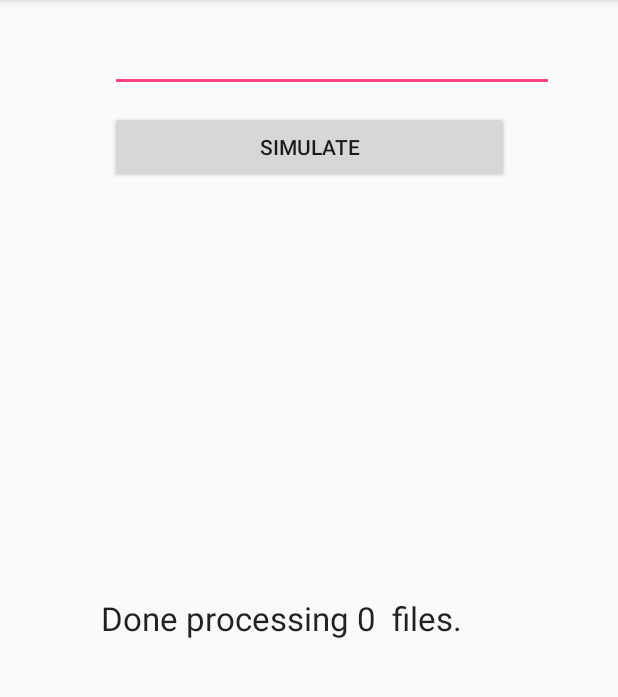
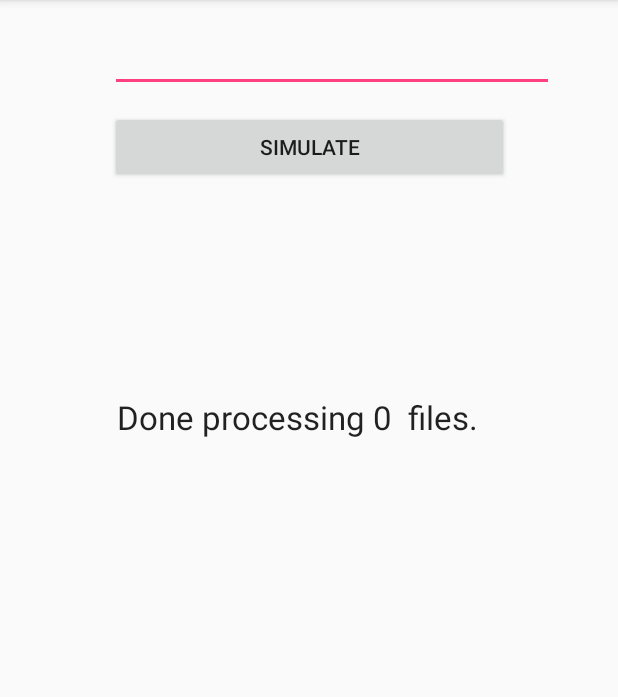
Before and after one commit to dipankarghosh28/Android-AsyncTask, an Android app: the screen it shows after launch (MainActivity), after a tap on "SIMULATE", on a phone screen of 412 x 824 dp, the part 84-781 px from its top. Run offline under Robolectric (Android 15) with nearby library versions, the phone set to English and light mode, and no system bars; Roboto replaces fonts that are not available here; 1 statement that could not run was skipped.

Commit message:
New AsyncFiles

```diff
--- a/Threads/app/src/main/java/com/example/dipankarghosh/threads/MainActivity.java
+++ b/Threads/app/src/main/java/com/example/dipankarghosh/threads/MainActivity.java
@@ -13,6 +13,7 @@ public class MainActivity extends AppCompatActivity implements View.OnClickListe
 
     EditText editText;
     TextView txtDisplay;
+    TextView txt2;
     private Button mButton;
     @Override
     protected void onCreate(Bundle savedInstanceState) {
@@ -23,6 +24,7 @@ public class MainActivity extends AppCompatActivity implements View.OnClickListe
         mButton.setOnClickListener(this);
         editText = (EditText) findViewById(R.id.editText);
         txtDisplay = (TextView) findViewById(R.id.txtDisplay);
+        txt2 = (TextView) findViewById(R.id.txt2);
 
     }
 
@@ -96,6 +98,8 @@ public class MainActivity extends AppCompatActivity implements View.OnClickListe
         @Override
         protected void onProgressUpdate(Integer... values) {
             txtDisplay.setText(values[0] + " Files Processed. ");
+            txt2.setText("Inside OnProgress Currently ");
+
         }
 
         @Override
--- a/Threads/app/src/main/res/layout/activity_main.xml
+++ b/Threads/app/src/main/res/layout/activity_main.xml
@@ -23,17 +23,18 @@
     <TextView
         android:id="@+id/txtDisplay"
         android:layout_width="256dp"
-        android:layout_height="61dp"
-        android:layout_marginBottom="309dp"
-        android:layout_marginEnd="61dp"
-        android:layout_marginLeft="67dp"
-        android:layout_marginRight="61dp"
-        android:layout_marginStart="67dp"
+        android:layout_height="30dp"
+        android:layout_marginBottom="20dp"
+        android:layout_marginEnd="64dp"
+        android:layout_marginLeft="64dp"
+        android:layout_marginRight="64dp"
+        android:layout_marginStart="64dp"
+        android:layout_marginTop="13dp"
         android:textAppearance="@style/TextAppearance.AppCompat.Large"
-        app:layout_constraintBottom_toBottomOf="parent"
+        app:layout_constraintBottom_toTopOf="@+id/txt2"
         app:layout_constraintEnd_toEndOf="parent"
-        app:layout_constraintHorizontal_bias="0.0"
-        app:layout_constraintStart_toStartOf="parent" />
+        app:layout_constraintStart_toStartOf="parent"
+        app:layout_constraintTop_toBottomOf="@+id/Simulate" />
 
     <EditText
         android:id="@+id/editText"
@@ -50,4 +51,19 @@
         app:layout_constraintStart_toStartOf="parent"
         app:layout_constraintTop_toTopOf="parent"
         tools:text="Number of Files to Simulate" />
+
+    <TextView
+        android:id="@+id/txt2"
+        android:layout_width="284dp"
+        android:layout_height="55dp"
+        android:layout_marginBottom="271dp"
+        android:layout_marginEnd="63dp"
+        android:layout_marginLeft="64dp"
+        android:layout_marginRight="63dp"
+        android:layout_marginStart="64dp"
+        android:textAppearance="@style/TextAppearance.AppCompat.Large"
+        app:layout_constraintBottom_toBottomOf="parent"
+        app:layout_constraintEnd_toEndOf="parent"
+        app:layout_constraintHorizontal_bias="0.0"
+        app:layout_constraintStart_toStartOf="parent" />
 </android.support.constraint.ConstraintLayout>
```
Also changed, not shown: 1 other file.
